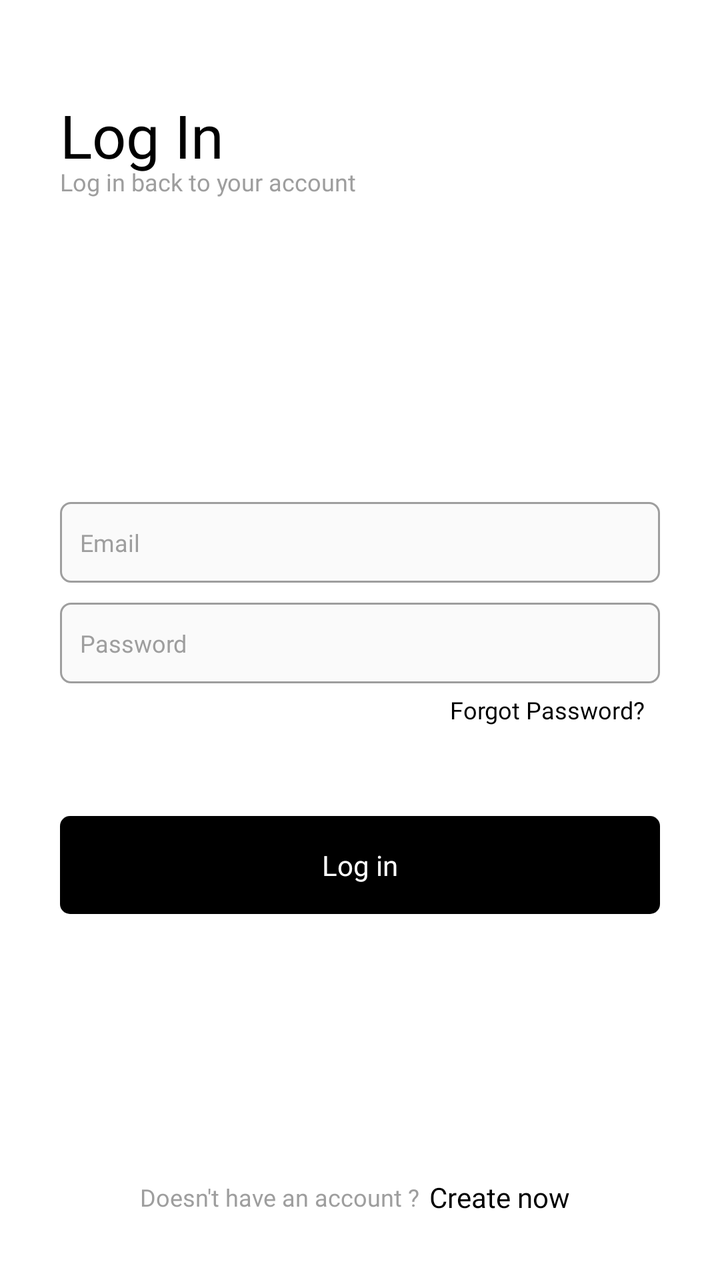
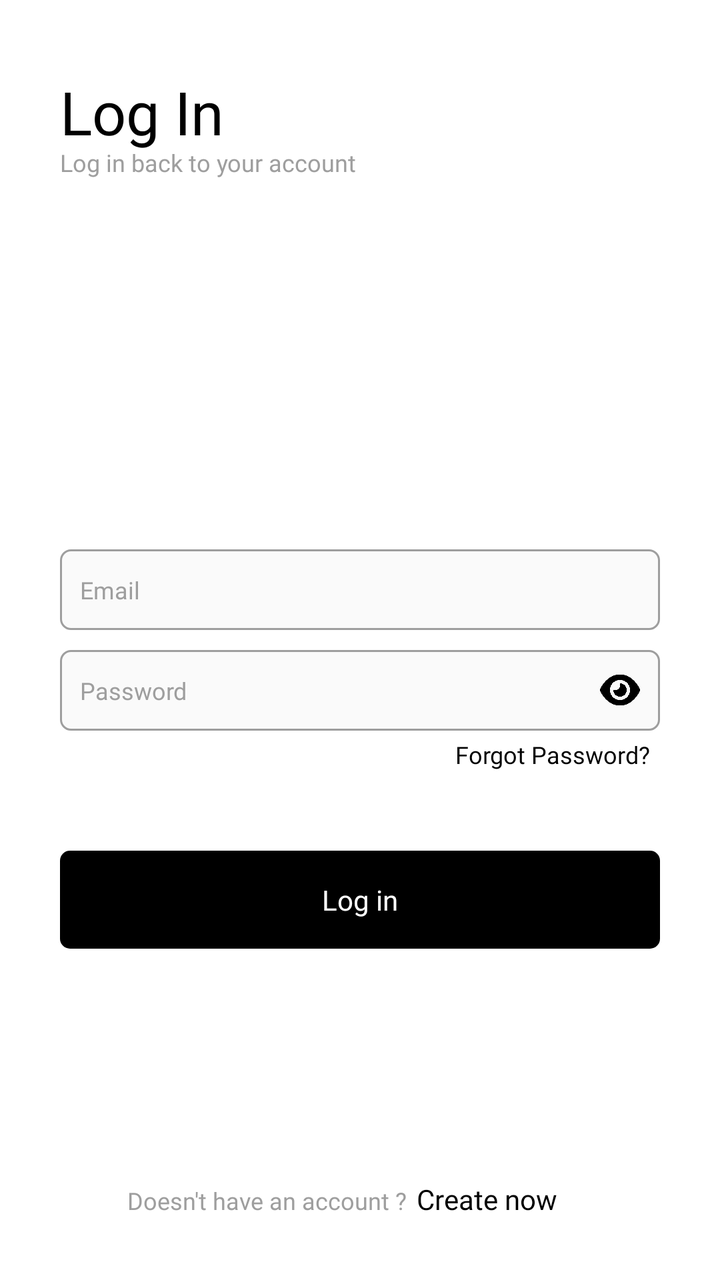

Two renders of the same Android screen: before a commit and after it. Below are the layout's source before the change and the commit's diff.
<!-- AndroidManifest.xml: application theme Theme.PrepNest -->
<!-- res/layout/login.xml -->
<LinearLayout xmlns:android="http://schemas.android.com/apk/res/android"
    android:layout_width="match_parent"
    android:layout_height="match_parent"
    android:orientation="vertical"
    android:fitsSystemWindows="true">

    <LinearLayout
        android:id="@+id/background"
        android:layout_width="match_parent"
        android:layout_height="match_parent"
        android:background="#FFFFFF"
        android:orientation="vertical">

        <LinearLayout
            android:id="@+id/upper_container"
            android:layout_width="match_parent"
            android:layout_height="wrap_content"
            android:paddingLeft="30dp"
            android:paddingTop="20dp"
            android:gravity="center_vertical"
            android:orientation="vertical"
            android:layout_weight="1">

            <TextView
                android:id="@+id/login_title"
                android:layout_width="wrap_content"
                android:layout_height="wrap_content"
                android:text="Log In"
                android:textSize="30sp"
                android:textColor="#000000"
                android:fontFamily="@font/bold" />

            <TextView
                android:id="@+id/login_subtitle"
                android:layout_width="wrap_content"
                android:layout_height="wrap_content"
                android:text="@string/login_subtext"
                android:textSize="12sp"
                android:textColor="#9E9E9E"
                android:translationY="-5.0dp"
                android:fontFamily="@font/semibold" />
        </LinearLayout>

        <LinearLayout
            android:id="@+id/edittexts_container"
            android:layout_width="match_parent"
            android:layout_height="wrap_content"
            android:paddingLeft="30dp"
            android:paddingRight="30dp"
            android:gravity="center_vertical"
            android:orientation="vertical"
            android:layout_weight="4">

            <LinearLayout
                android:id="@+id/email_et_container"
                android:layout_width="match_parent"
                android:layout_height="wrap_content"
                android:layout_marginTop="10dp"
                android:gravity="center_vertical"
                android:orientation="horizontal"
                android:background="@drawable/rounded_shape_gray">

                <EditText
                    android:id="@+id/email_edittext"
                    android:layout_width="match_parent"
                    android:layout_height="wrap_content"
                    android:paddingLeft="10dp"
                    android:paddingTop="12dp"
                    android:paddingRight="10dp"
                    android:paddingBottom="12dp"
                    android:background="@android:color/transparent"
                    android:gravity="center_vertical"
                    android:textSize="12sp"
                    android:textColor="#000000"
                    android:hint="@string/hint_email"
                    android:textColorHint="#9E9E9E"
                    android:singleLine="true"
                    android:imeOptions="actionNext"
                    android:fontFamily="@font/semibold"
                    android:inputType="textEmailAddress" />
            </LinearLayout>

            <TextView
                android:id="@+id/email_error_txt"
                android:layout_width="wrap_content"
                android:layout_height="wrap_content"
                android:layout_marginTop="3dp"
                android:text="Enter your email"
                android:textSize="10sp"
                android:textColor="#000000"
                android:fontFamily="@font/medium"
                android:visibility="gone" />

            <LinearLayout
                android:id="@+id/password_et_container"
                android:layout_width="match_parent"
                android:layout_height="wrap_content"
                android:layout_marginTop="10dp"
                android:gravity="center_vertical"
                android:orientation="horizontal"
                android:background="@drawable/rounded_shape_gray">

                <EditText
                    android:id="@+id/password_edittext"
                    android:layout_width="match_parent"
                    android:layout_height="wrap_content"
                    android:paddingLeft="10dp"
                    android:paddingTop="12dp"
                    android:paddingRight="10dp"
                    android:paddingBottom="12dp"
                    android:background="@android:color/transparent"
                    android:gravity="center_vertical"
                    android:textSize="12sp"
                    android:textColor="#000000"
                    android:hint="@string/hint_password"
                    android:textColorHint="#9E9E9E"
                    android:singleLine="true"
                    android:inputType="textPassword"
                    android:imeOptions="actionDone"
                    android:fontFamily="@font/semibold" />
            </LinearLayout>

            <LinearLayout
                android:id="@+id/forget_container"
                android:layout_width="match_parent"
                android:layout_height="wrap_content"
                android:orientation="horizontal">

                <TextView
                    android:id="@+id/password_error_txt"
                    android:layout_width="wrap_content"
                    android:layout_height="wrap_content"
                    android:layout_marginTop="3dp"
                    android:text="Enter your password"
                    android:textSize="10sp"
                    android:textColor="#000000"
                    android:layout_weight="1"
                    android:fontFamily="@font/medium"
                    android:visibility="invisible" />

                <TextView
                    android:id="@+id/forget_pass_txt"
                    android:layout_width="wrap_content"
                    android:layout_height="wrap_content"
                    android:layout_margin="3dp"
                    android:paddingLeft="5dp"
                    android:paddingTop="2dp"
                    android:paddingRight="5dp"
                    android:paddingBottom="2dp"
                    android:gravity="right"
                    android:text="Forgot Password\?"
                    android:textSize="12sp"
                    android:textColor="#000000"
                    android:fontFamily="@font/semibold"
                    android:background="@drawable/ripple_mask_only_light" />
            </LinearLayout>

            <LinearLayout
                android:id="@+id/login_btn"
                android:layout_width="match_parent"
                android:layout_height="wrap_content"
                android:layout_marginTop="40dp"
                android:layout_marginBottom="10dp"
                android:gravity="center_horizontal|center_vertical"
                android:orientation="horizontal"
                android:background="@drawable/ripple_bg_black">

                <TextView
                    android:id="@+id/login_btn_text"
                    android:layout_width="wrap_content"
                    android:layout_height="wrap_content"
                    android:layout_marginTop="15dp"
                    android:layout_marginBottom="15dp"
                    android:text="@string/btn_login"
                    android:textSize="14sp"
                    android:textColor="#FFFFFF"
                    android:fontFamily="@font/bold" />
            </LinearLayout>
        </LinearLayout>

        <LinearLayout
            android:id="@+id/bottom_container"
            android:layout_width="match_parent"
            android:layout_height="wrap_content"
            android:paddingTop="10dp"
            android:paddingBottom="30dp"
            android:gravity="center_horizontal|center_vertical"
            android:orientation="horizontal">

            <TextView
                android:id="@+id/not_have_account_text"
                android:layout_width="wrap_content"
                android:layout_height="wrap_content"
                android:text="Doesn't have an account \?"
                android:textSize="12sp"
                android:textColor="#9E9E9E"
                android:fontFamily="@font/semibold" />

            <TextView
                android:id="@+id/signup_btn_text"
                android:layout_width="wrap_content"
                android:layout_height="wrap_content"
                android:paddingLeft="5dp"
                android:paddingTop="2dp"
                android:paddingRight="5dp"
                android:paddingBottom="2dp"
                android:text="@string/btn_create_acc"
                android:textSize="14sp"
                android:textColor="#000000"
                android:fontFamily="@font/semibold"
                android:background="@drawable/ripple_mask_only_light" />
        </LinearLayout>
    </LinearLayout>
</LinearLayout>
<!-- resources referenced by this layout -->
<resources>
  <!-- drawable ripple_bg_black (drawable) -->
  <?xml version="1.0" encoding="utf-8"?>
  <ripple xmlns:android="http://schemas.android.com/apk/res/android"
      android:color="@color/dark_ripple">
  
      <item android:drawable="@drawable/rounded_shape_black" />
  </ripple>
  <!-- drawable ripple_mask_only_light (drawable) -->
  <?xml version="1.0" encoding="utf-8"?>
  <ripple xmlns:android="http://schemas.android.com/apk/res/android"
      android:color="@color/light_gray">
  
      
      <item android:id="@android:id/mask">
          <shape android:shape="rectangle">
              <corners android:radius="100dp" />
              <solid android:color="#FFFFFF" /> 
          </shape>
      </item>
  
      
  </ripple>
  <!-- drawable rounded_shape_gray (drawable) -->
  <?xml version="1.0" encoding="utf-8"?>
  <shape xmlns:android="http://schemas.android.com/apk/res/android"
      android:shape="rectangle">
  
      <solid android:color="@color/white_gray" />
  
      <stroke
          android:width="3px"
          android:color="@color/stroke" />
  
      <corners android:radius="15px" />
  </shape>
  <string name="btn_create_acc">Create now</string>
  <string name="btn_login">Log in</string>
  <string name="hint_email">Email</string>
  <string name="hint_password">Password</string>
  <string name="login_subtext">Log in back to your account</string>
  <style name="Theme.PrepNest" parent="Theme.MaterialComponents.DayNight.NoActionBar">
          
          <item name="colorPrimary">@color/colorPrimary</item>
          <item name="colorPrimaryVariant">@color/colorPrimaryVariant</item>
          <item name="colorOnPrimary">@color/colorOnPrimary</item>
          <item name="colorSecondary">@color/colorSecondary</item>
          <item name="colorSecondaryVariant">@color/colorSecondaryVariant</item>
          <item name="colorOnSecondary">@color/colorOnSecondary</item>
          
          <item name="android:colorBackground">@color/colorBackground</item>
          <item name="colorSurface">@color/colorSurface</item>
          <item name="colorOnSurface">@color/colorOnSurface</item>
          
          <item name="colorError">@color/colorError</item>
          <item name="colorOnError">@color/colorOnError</item>
          
  
          
  
          <item name="android:windowTranslucentStatus">false</item>
          <item name="android:windowContentOverlay">@null</item>
          <item name="android:windowBackground">@color/white</item>
  
          <item name="android:windowDrawsSystemBarBackgrounds">true</item>
          <item name="colorControlActivated">@color/colorSecondary</item>
          <item name="colorControlHighlight">@color/colorSecondaryVariant</item>
          <item name="android:textColorHighlight">@color/colorSecondaryVariant</item>
          <item name="android:navigationBarColor">@android:color/white</item>
          <item name="android:enforceNavigationBarContrast">false</item>
      </style>
  <color name="dark_ripple">#212121</color>
  <color name="light_gray">#F5F5F5</color>
  <color name="white_gray">#FAFAFA</color>
  <color name="stroke">#9E9E9E</color>
  <color name="colorPrimary">#FFFFFF</color>
  <color name="colorPrimaryVariant">#FFFFFF</color>
  <color name="colorOnPrimary">#000000</color>
  <color name="colorSecondary">#000000</color>
  <color name="colorSecondaryVariant">#54000000</color>
  <color name="colorOnSecondary">#FFFFFF</color>
  <color name="colorBackground">#FFFFFF</color>
  <color name="colorSurface">#FFFFFF</color>
  <color name="colorOnSurface">#000000</color>
  <color name="colorError">#B00020</color>
  <color name="colorOnError">#FFFFFF</color>
  <color name="white">#FFFFFF</color>
  <color name="black">#000000</color>
  <!-- unchanged entries left out for length: 1 -->
</resources>

<!-- the commit's change to res/layout/login.xml (unified diff, before → after) -->
@@ -1,214 +1,220 @@
-<LinearLayout xmlns:android="http://schemas.android.com/apk/res/android"
+<?xml version="1.0" encoding="utf-8"?>
+<androidx.constraintlayout.widget.ConstraintLayout xmlns:android="http://schemas.android.com/apk/res/android"
+    xmlns:app="http://schemas.android.com/apk/res-auto"
+    android:id="@+id/wrapper_layout"
     android:layout_width="match_parent"
     android:layout_height="match_parent"
-    android:orientation="vertical"
+    xmlns:tools="http://schemas.android.com/tools"
+    android:background="@color/white"
     android:fitsSystemWindows="true">
 
+    <TextView
+        android:id="@+id/login_title"
+        android:layout_width="wrap_content"
+        android:layout_height="wrap_content"
+        android:text="@string/log_in"
+        android:textSize="30sp"
+        android:textColor="#000000"
+        android:fontFamily="@font/bold"
+        app:layout_constraintLeft_toLeftOf="parent"
+        app:layout_constraintTop_toTopOf="parent"
+        android:layout_marginTop="40dp"
+        android:layout_marginStart="30dp"
+        android:includeFontPadding="false"/>
+
+    <TextView
+        android:id="@+id/login_subtitle"
+        android:layout_width="wrap_content"
+        android:layout_height="wrap_content"
+        android:text="@string/login_subtext"
+        android:textSize="12sp"
+        android:textColor="#9E9E9E"
+        android:includeFontPadding="false"
+        android:fontFamily="@font/semibold"
+        app:layout_constraintLeft_toLeftOf="parent"
+        app:layout_constraintTop_toBottomOf="@id/login_title"
+        android:layout_marginStart="30dp"/>
+
     <LinearLayout
-        android:id="@+id/background"
+        android:id="@+id/edittexts_container"
         android:layout_width="match_parent"
-        android:layout_height="match_parent"
-        android:background="#FFFFFF"
-        android:orientation="vertical">
+        android:layout_height="wrap_content"
+        android:paddingLeft="30dp"
+        android:paddingRight="30dp"
+        android:gravity="center_vertical"
+        android:orientation="vertical"
+        app:layout_constraintTop_toTopOf="parent"
+        app:layout_constraintBottom_toBottomOf="parent"
+        app:layout_constraintLeft_toLeftOf="parent"
+        app:layout_constraintRight_toRightOf="parent">
+        <EditText
+            android:id="@+id/email_edittext"
+            android:layout_width="match_parent"
+            android:layout_height="wrap_content"
+            android:importantForAutofill="no"
+            android:paddingLeft="10dp"
+            android:paddingTop="12dp"
+            android:paddingRight="10dp"
+            android:paddingBottom="12dp"
+            android:background="@drawable/rounded_shape_gray"
+            android:gravity="center_vertical"
+            android:textSize="12sp"
+            android:textColor="#000000"
+            android:hint="@string/hint_email"
+            android:textColorHint="#9E9E9E"
+            android:singleLine="true"
+            android:imeOptions="actionNext"
+            android:fontFamily="@font/semibold"
+            android:inputType="textEmailAddress" />
+
+        <TextView
+            android:id="@+id/email_error_txt"
+            android:layout_width="wrap_content"
+            android:layout_height="wrap_content"
+            android:layout_marginTop="3dp"
+            android:text="@string/enter_your_email"
+            android:textSize="10sp"
+            android:textColor="#000000"
+            android:fontFamily="@font/medium"
+            android:visibility="gone"
+            tools:ignore="SmallSp" />
 
         <LinearLayout
-            android:id="@+id/upper_container"
+            android:id="@+id/pwd_et_container"
             android:layout_width="match_parent"
             android:layout_height="wrap_content"
-            android:paddingLeft="30dp"
-            android:paddingTop="20dp"
+            android:layout_marginTop="10dp"
             android:gravity="center_vertical"
-            android:orientation="vertical"
-            android:layout_weight="1">
-
-            <TextView
-                android:id="@+id/login_title"
-                android:layout_width="wrap_content"
+            android:orientation="horizontal"
+            android:background="@drawable/rounded_shape_gray">
+
+            <EditText
+                android:id="@+id/password_edittext"
+                android:layout_width="0dp"
+                android:layout_weight="1"
                 android:layout_height="wrap_content"
-                android:text="Log In"
-                android:textSize="30sp"
+                android:importantForAutofill="no"
+                android:paddingLeft="10dp"
+                android:paddingTop="12dp"
+                android:paddingRight="10dp"
+                android:paddingBottom="12dp"
+                android:background="@android:color/transparent"
+                android:gravity="center_vertical"
+                android:textSize="12sp"
                 android:textColor="#000000"
-                android:fontFamily="@font/bold" />
-
-            <TextView
-                android:id="@+id/login_subtitle"
-                android:layout_width="wrap_content"
-                android:layout_height="wrap_content"
-                android:text="@string/login_subtext"
-                android:textSize="12sp"
-                android:textColor="#9E9E9E"
-                android:translationY="-5.0dp"
+                android:hint="@string/hint_password"
+                android:textColorHint="#9E9E9E"
+                android:singleLine="true"
+                android:inputType="textPassword"
+                android:imeOptions="actionDone"
                 android:fontFamily="@font/semibold" />
-        </LinearLayout>
-
-        <LinearLayout
-            android:id="@+id/edittexts_container"
-            android:layout_width="match_parent"
-            android:layout_height="wrap_content"
-            android:paddingLeft="30dp"
-            android:paddingRight="30dp"
-            android:gravity="center_vertical"
-            android:orientation="vertical"
-            android:layout_weight="4">
-
-            <LinearLayout
-                android:id="@+id/email_et_container"
-                android:layout_width="match_parent"
-                android:layout_height="wrap_content"
-                android:layout_marginTop="10dp"
-                android:gravity="center_vertical"
-                android:orientation="horizontal"
-                android:background="@drawable/rounded_shape_gray">
-
-                <EditText
-                    android:id="@+id/email_edittext"
-                    android:layout_width="match_parent"
-                    android:layout_height="wrap_content"
-                    android:paddingLeft="10dp"
-                    android:paddingTop="12dp"
-                    android:paddingRight="10dp"
-                    android:paddingBottom="12dp"
-                    android:background="@android:color/transparent"
-                    android:gravity="center_vertical"
-                    android:textSize="12sp"
-                    android:textColor="#000000"
-                    android:hint="@string/hint_email"
-                    android:textColorHint="#9E9E9E"
-                    android:singleLine="true"
-                    android:imeOptions="actionNext"
-                    android:fontFamily="@font/semibold"
-                    android:inputType="textEmailAddress" />
-            </LinearLayout>
-
-            <TextView
-                android:id="@+id/email_error_txt"
-                android:layout_width="wrap_content"
-                android:layout_height="wrap_content"
-                android:layout_marginTop="3dp"
-                android:text="Enter your email"
-                android:textSize="10sp"
-                android:textColor="#000000"
-                android:fontFamily="@font/medium"
-                android:visibility="gone" />
-
-            <LinearLayout
-                android:id="@+id/password_et_container"
-                android:layout_width="match_parent"
-                android:layout_height="wrap_content"
-                android:layout_marginTop="10dp"
-                android:gravity="center_vertical"
-                android:orientation="horizontal"
-                android:background="@drawable/rounded_shape_gray">
-
-                <EditText
-                    android:id="@+id/password_edittext"
-                    android:layout_width="match_parent"
-                    android:layout_height="wrap_content"
-                    android:paddingLeft="10dp"
-                    android:paddingTop="12dp"
-                    android:paddingRight="10dp"
-                    android:paddingBottom="12dp"
-                    android:background="@android:color/transparent"
-                    android:gravity="center_vertical"
-                    android:textSize="12sp"
-                    android:textColor="#000000"
-                    android:hint="@string/hint_password"
-                    android:textColorHint="#9E9E9E"
-                    android:singleLine="true"
-                    android:inputType="textPassword"
-                    android:imeOptions="actionDone"
-                    android:fontFamily="@font/semibold" />
-            </LinearLayout>
-
-            <LinearLayout
-                android:id="@+id/forget_container"
-                android:layout_width="match_parent"
-                android:layout_height="wrap_content"
-                android:orientation="horizontal">
-
-                <TextView
-                    android:id="@+id/password_error_txt"
-                    android:layout_width="wrap_content"
-                    android:layout_height="wrap_content"
-                    android:layout_marginTop="3dp"
-                    android:text="Enter your password"
-                    android:textSize="10sp"
-                    android:textColor="#000000"
-                    android:layout_weight="1"
-                    android:fontFamily="@font/medium"
-                    android:visibility="invisible" />
-
-                <TextView
-                    android:id="@+id/forget_pass_txt"
-                    android:layout_width="wrap_content"
-                    android:layout_height="wrap_content"
-                    android:layout_margin="3dp"
-                    android:paddingLeft="5dp"
-                    android:paddingTop="2dp"
-                    android:paddingRight="5dp"
-                    android:paddingBottom="2dp"
-                    android:gravity="right"
-                    android:text="Forgot Password\?"
-                    android:textSize="12sp"
-                    android:textColor="#000000"
-                    android:fontFamily="@font/semibold"
-                    android:background="@drawable/ripple_mask_only_light" />
-            </LinearLayout>
-
-            <LinearLayout
-                android:id="@+id/login_btn"
-                android:layout_width="match_parent"
-                android:layout_height="wrap_content"
-                android:layout_marginTop="40dp"
-                android:layout_marginBottom="10dp"
-                android:gravity="center_horizontal|center_vertical"
-                android:orientation="horizontal"
-                android:background="@drawable/ripple_bg_black">
-
-                <TextView
-                    android:id="@+id/login_btn_text"
-                    android:layout_width="wrap_content"
-                    android:layout_height="wrap_content"
-                    android:layout_marginTop="15dp"
-                    android:layout_marginBottom="15dp"
-                    android:text="@string/btn_login"
-                    android:textSize="14sp"
-                    android:textColor="#FFFFFF"
-                    android:fontFamily="@font/bold" />
-            </LinearLayout>
-        </LinearLayout>
-
-        <LinearLayout
-            android:id="@+id/bottom_container"
-            android:layout_width="match_parent"
-            android:layout_height="wrap_content"
-            android:paddingTop="10dp"
-            android:paddingBottom="30dp"
-            android:gravity="center_horizontal|center_vertical"
-            android:orientation="horizontal">
-
-            <TextView
-                android:id="@+id/not_have_account_text"
-                android:layout_width="wrap_content"
-                android:layout_height="wrap_content"
-                android:text="Doesn't have an account \?"
-                android:textSize="12sp"
-                android:textColor="#9E9E9E"
-                android:fontFamily="@font/semibold" />
-
-            <TextView
-                android:id="@+id/signup_btn_text"
-                android:layout_width="wrap_content"
-                android:layout_height="wrap_content"
-                android:paddingLeft="5dp"
-                android:paddingTop="2dp"
-                android:paddingRight="5dp"
-                android:paddingBottom="2dp"
-                android:text="@string/btn_create_acc"
-                android:textSize="14sp"
-                android:textColor="#000000"
-                android:fontFamily="@font/semibold"
-                android:background="@drawable/ripple_mask_only_light" />
+
+            <ImageView
+                android:id="@+id/pwd_show_icon"
+                android:layout_width="20dp"
+                android:layout_height="20dp"
+                android:layout_marginLeft="10dp"
+                android:layout_marginRight="10dp"
+                android:importantForAccessibility="no"
+                android:src="@drawable/icon_show_password"
+                android:scaleType="fitCenter" />
         </LinearLayout>
     </LinearLayout>
-</LinearLayout>
+
+    <TextView
+        android:id="@+id/password_error_txt"
+        android:layout_width="wrap_content"
+        android:layout_height="wrap_content"
+        android:layout_marginTop="5dp"
+        android:layout_marginStart="30dp"
+        android:text="@string/enter_your_password"
+        android:textSize="10sp"
+        android:textColor="#000000"
+        android:fontFamily="@font/medium"
+        android:visibility="invisible"
+        app:layout_constraintLeft_toLeftOf="parent"
+        app:layout_constraintTop_toBottomOf="@id/edittexts_container"
+        tools:ignore="SmallSp"/>
+
+    <TextView
+        android:id="@+id/forget_pass_txt"
+        android:layout_width="wrap_content"
+        android:layout_height="wrap_content"
+        android:layout_marginEnd="30dp"
+        android:background="@drawable/ripple_mask_only_light"
+        android:fontFamily="@font/semibold"
+        android:paddingLeft="5dp"
+        android:paddingTop="2dp"
+        android:paddingRight="5dp"
+        android:paddingBottom="2dp"
+        android:text="@string/forgot_password"
+        android:textColor="#000000"
+        android:textSize="12sp"
+        app:layout_constraintBottom_toBottomOf="@+id/password_error_txt"
+        app:layout_constraintRight_toRightOf="parent"
+        app:layout_constraintTop_toTopOf="@+id/password_error_txt" />
+
+    <LinearLayout
+        android:id="@+id/login_btn"
+        android:layout_width="match_parent"
+        android:layout_height="wrap_content"
+        android:layout_marginStart="30dp"
+        android:layout_marginEnd="30dp"
+        android:layout_marginTop="60dp"
+        android:gravity="center_horizontal|center_vertical"
+        android:orientation="horizontal"
+        android:background="@drawable/ripple_bg_black"
+        app:layout_constraintLeft_toLeftOf="parent"
+        app:layout_constraintRight_toRightOf="parent"
+        app:layout_constraintTop_toBottomOf="@id/edittexts_container">
+
+        <TextView
+            android:id="@+id/login_btn_text"
+            android:layout_width="wrap_content"
+            android:layout_height="wrap_content"
+            android:layout_marginTop="15dp"
+            android:layout_marginBottom="15dp"
+            android:text="@string/btn_login"
+            android:textSize="14sp"
+            android:textColor="#FFFFFF"
+            android:fontFamily="@font/bold" />
+    </LinearLayout>
+
+    <LinearLayout
+        android:layout_width="match_parent"
+        android:layout_height="wrap_content"
+        android:paddingTop="10dp"
+        android:paddingBottom="30dp"
+        android:orientation="horizontal"
+        android:gravity="center"
+        app:layout_constraintBottom_toBottomOf="parent"
+        app:layout_constraintLeft_toLeftOf="parent"
+        app:layout_constraintRight_toRightOf="parent">
+
+        <TextView
+            android:id="@+id/not_have_account_text"
+            android:layout_width="wrap_content"
+            android:layout_height="wrap_content"
+            android:fontFamily="@font/semibold"
+            android:includeFontPadding="false"
+            android:text="@string/doesn_t_have_an_account"
+            android:textColor="#9E9E9E"
+            android:textSize="12sp"/>
+
+        <TextView
+            android:id="@+id/signup_btn_text"
+            android:layout_width="93dp"
+            android:layout_height="18dp"
+            android:background="@drawable/ripple_mask_only_light"
+            android:fontFamily="@font/semibold"
+            android:includeFontPadding="false"
+            android:paddingLeft="5dp"
+            android:paddingRight="5dp"
+            android:paddingBottom="2dp"
+            android:text="@string/btn_create_acc"
+            android:textColor="#000000"
+            android:textSize="14sp"/>
+
+    </LinearLayout>
+
+</androidx.constraintlayout.widget.ConstraintLayout>
<!-- resource entries referenced after the edit -->
@@ -16,7 +16,7 @@
       <item android:id="@android:id/mask">
           <shape android:shape="rectangle">
               <corners android:radius="100dp" />
-              <solid android:color="#FFFFFF" /> 
+              <solid android:color="@color/white" /> 
           </shape>
       </item>
   
@@ -31,14 +31,19 @@
   
       <stroke
           android:width="3px"
-          android:color="@color/stroke" />
+          android:color="@color/dark_gray" />
   
       <corners android:radius="15px" />
   </shape>
   <string name="btn_create_acc">Create now</string>
   <string name="btn_login">Log in</string>
+  <string name="doesn_t_have_an_account">Doesn\'t have an account ?</string>
+  <string name="enter_your_email">Enter your email</string>
+  <string name="enter_your_password">Enter your password</string>
+  <string name="forgot_password">Forgot Password?</string>
   <string name="hint_email">Email</string>
   <string name="hint_password">Password</string>
+  <string name="log_in">Log In</string>
   <string name="login_subtext">Log in back to your account</string>
   <style name="Theme.PrepNest" parent="Theme.MaterialComponents.DayNight.NoActionBar">
           
@@ -67,13 +72,12 @@
           <item name="colorControlActivated">@color/colorSecondary</item>
           <item name="colorControlHighlight">@color/colorSecondaryVariant</item>
           <item name="android:textColorHighlight">@color/colorSecondaryVariant</item>
-          <item name="android:navigationBarColor">@android:color/white</item>
           <item name="android:enforceNavigationBarContrast">false</item>
       </style>
   <color name="dark_ripple">#212121</color>
   <color name="light_gray">#F5F5F5</color>
   <color name="white_gray">#FAFAFA</color>
-  <color name="stroke">#9E9E9E</color>
+  <color name="dark_gray">#9E9E9E</color>
   <color name="colorPrimary">#FFFFFF</color>
   <color name="colorPrimaryVariant">#FFFFFF</color>
   <color name="colorOnPrimary">#000000</color>
@@ -86,6 +90,7 @@
   <color name="colorError">#B00020</color>
   <color name="colorOnError">#FFFFFF</color>
   <color name="white">#FFFFFF</color>
+  <!-- drawable icon_show_password: png bitmap (drawable-xhdpi, 15823 bytes) -->
   <color name="black">#000000</color>
   <!-- unchanged entries left out for length: 1 -->
 </resources>
